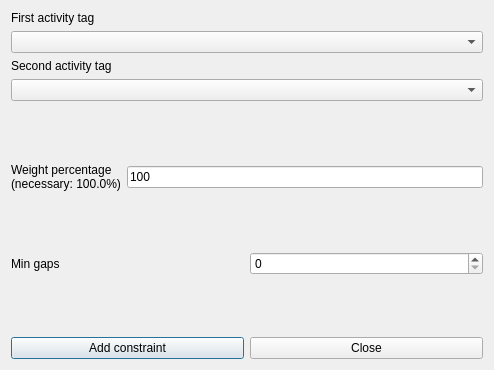
Qt form fet/src/interface/addconstraintstudentsmingapsbetweenorderedpairofactivitytagsform_template.ui (vonmecheln/fet) before a commit.
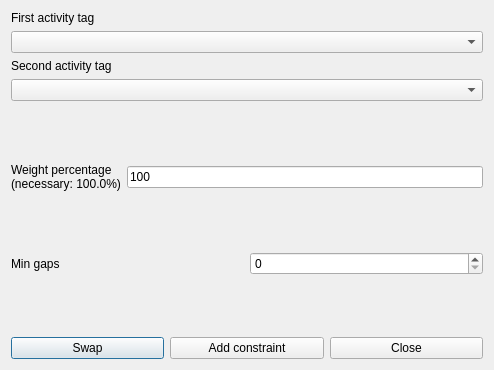
The same form after that commit.

What changed in the file:
```diff
--- a/fet/src/interface/addconstraintstudentsmingapsbetweenorderedpairofactivitytagsform_template.ui
+++ b/fet/src/interface/addconstraintstudentsmingapsbetweenorderedpairofactivitytagsform_template.ui
@@ -177,6 +177,13 @@
    </item>
    <item>
     <layout class="QHBoxLayout">
+     <item>
+      <widget class="QPushButton" name="swapPushButton">
+       <property name="text">
+        <string comment="Interchange (swap) the two selected activity tags in the dialog">Swap</string>
+       </property>
+      </widget>
+     </item>
      <item>
       <widget class="QPushButton" name="addConstraintPushButton">
        <property name="text">
```
